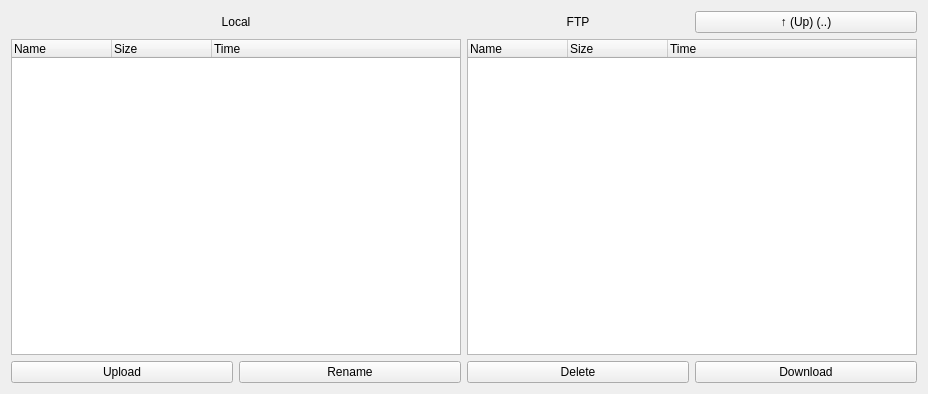
First picture: the form in FTPClient/panel.ui, repository wheder/ftpqt, before the edit.
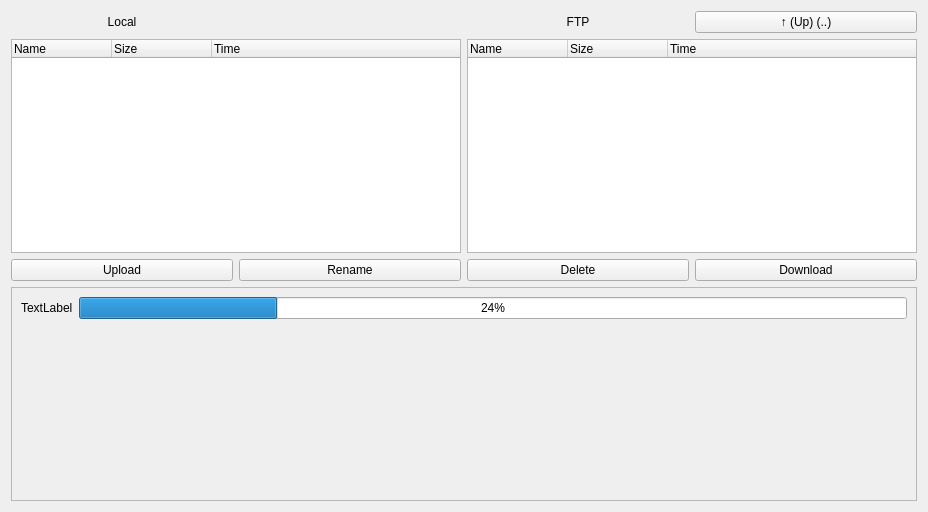
Second picture: the form after the edit.

Patch:
```diff
--- a/FTPClient/panel.ui
+++ b/FTPClient/panel.ui
@@ -7,33 +7,21 @@
     <x>0</x>
     <y>0</y>
     <width>928</width>
-    <height>394</height>
+    <height>512</height>
    </rect>
   </property>
   <layout class="QGridLayout" name="gridLayout">
-   <item row="3" column="0" colspan="2">
-    <widget class="QTreeWidget" name="treeWidgetLocal">
-     <property name="rootIsDecorated">
-      <bool>false</bool>
+   <item row="0" column="0">
+    <widget class="QLabel" name="label">
+     <property name="text">
+      <string>Local</string>
      </property>
-     <column>
-      <property name="text">
-       <string>Name</string>
-      </property>
-     </column>
-     <column>
-      <property name="text">
-       <string>Size</string>
-      </property>
-     </column>
-     <column>
-      <property name="text">
-       <string>Time</string>
-      </property>
-     </column>
+     <property name="alignment">
+      <set>Qt::AlignCenter</set>
+     </property>
     </widget>
    </item>
-   <item row="0" column="3">
+   <item row="0" column="2">
     <widget class="QLabel" name="label_2">
      <property name="text">
       <string>FTP</string>
@@ -43,7 +31,7 @@
      </property>
     </widget>
    </item>
-   <item row="0" column="4">
+   <item row="0" column="3">
     <widget class="QPushButton" name="cdUpFTP">
      <property name="whatsThis">
       <string/>
@@ -53,64 +41,112 @@
      </property>
     </widget>
    </item>
-   <item row="0" column="0" colspan="2">
-    <widget class="QLabel" name="label">
-     <property name="text">
-      <string>Local</string>
+   <item row="1" column="0" colspan="2">
+    <widget class="QTreeWidget" name="treeWidgetLocal">
+     <property name="rootIsDecorated">
+      <bool>false</bool>
      </property>
-     <property name="alignment">
-      <set>Qt::AlignCenter</set>
+     <column>
+      <property name="text">
+       <string>Name</string>
+      </property>
+     </column>
+     <column>
+      <property name="text">
+       <string>Size</string>
+      </property>
+     </column>
+     <column>
+      <property name="text">
+       <string>Time</string>
+      </property>
+     </column>
+    </widget>
+   </item>
+   <item row="1" column="2" colspan="2">
+    <widget class="QTreeWidget" name="treeWidgetFTP">
+     <property name="rootIsDecorated">
+      <bool>false</bool>
      </property>
+     <column>
+      <property name="text">
+       <string>Name</string>
+      </property>
+     </column>
+     <column>
+      <property name="text">
+       <string>Size</string>
+      </property>
+     </column>
+     <column>
+      <property name="text">
+       <string>Time</string>
+      </property>
+     </column>
     </widget>
    </item>
-   <item row="4" column="0">
+   <item row="3" column="0">
     <widget class="QPushButton" name="uploadButton">
      <property name="text">
       <string>Upload</string>
      </property>
     </widget>
    </item>
-   <item row="4" column="1">
+   <item row="3" column="1">
     <widget class="QPushButton" name="renameButton">
      <property name="text">
       <string>Rename</string>
      </property>
     </widget>
    </item>
-   <item row="4" column="3">
+   <item row="3" column="2">
     <widget class="QPushButton" name="deleteButton">
      <property name="text">
       <string>Delete</string>
      </property>
     </widget>
    </item>
-   <item row="4" column="4">
+   <item row="3" column="3">
     <widget class="QPushButton" name="downloadButton">
      <property name="text">
       <string>Download</string>
      </property>
     </widget>
    </item>
-   <item row="3" column="3" colspan="2">
-    <widget class="QTreeWidget" name="treeWidgetFTP">
-     <property name="rootIsDecorated">
-      <bool>false</bool>
+   <item row="4" column="0" colspan="4">
+    <widget class="QScrollArea" name="transferScrollArea">
+     <property name="widgetResizable">
+      <bool>true</bool>
      </property>
-     <column>
-      <property name="text">
-       <string>Name</string>
+     <widget class="QWidget" name="scrollAreaWidgetContents">
+      <property name="geometry">
+       <rect>
+        <x>0</x>
+        <y>0</y>
+        <width>914</width>
+        <height>216</height>
+       </rect>
       </property>
-     </column>
-     <column>
-      <property name="text">
-       <string>Size</string>
-      </property>
-     </column>
-     <column>
-      <property name="text">
-       <string>Time</string>
-      </property>
-     </column>
+      <layout class="QFormLayout" name="formLayout">
+       <property name="fieldGrowthPolicy">
+        <enum>QFormLayout::ExpandingFieldsGrow</enum>
+       </property>
+       <item row="0" column="0">
+        <widget class="QLabel" name="label_3">
+         <property name="text">
+          <string>TextLabel</string>
+         </property>
+        </widget>
+       </item>
+       <item row="0" column="1">
+        <widget class="QProgressBar" name="progressBar">
+         <property name="value">
+          <number>24</number>
+         </property>
+        </widget>
+       </item>
+      </layout>
+     </widget>
     </widget>
    </item>
   </layout>
```
